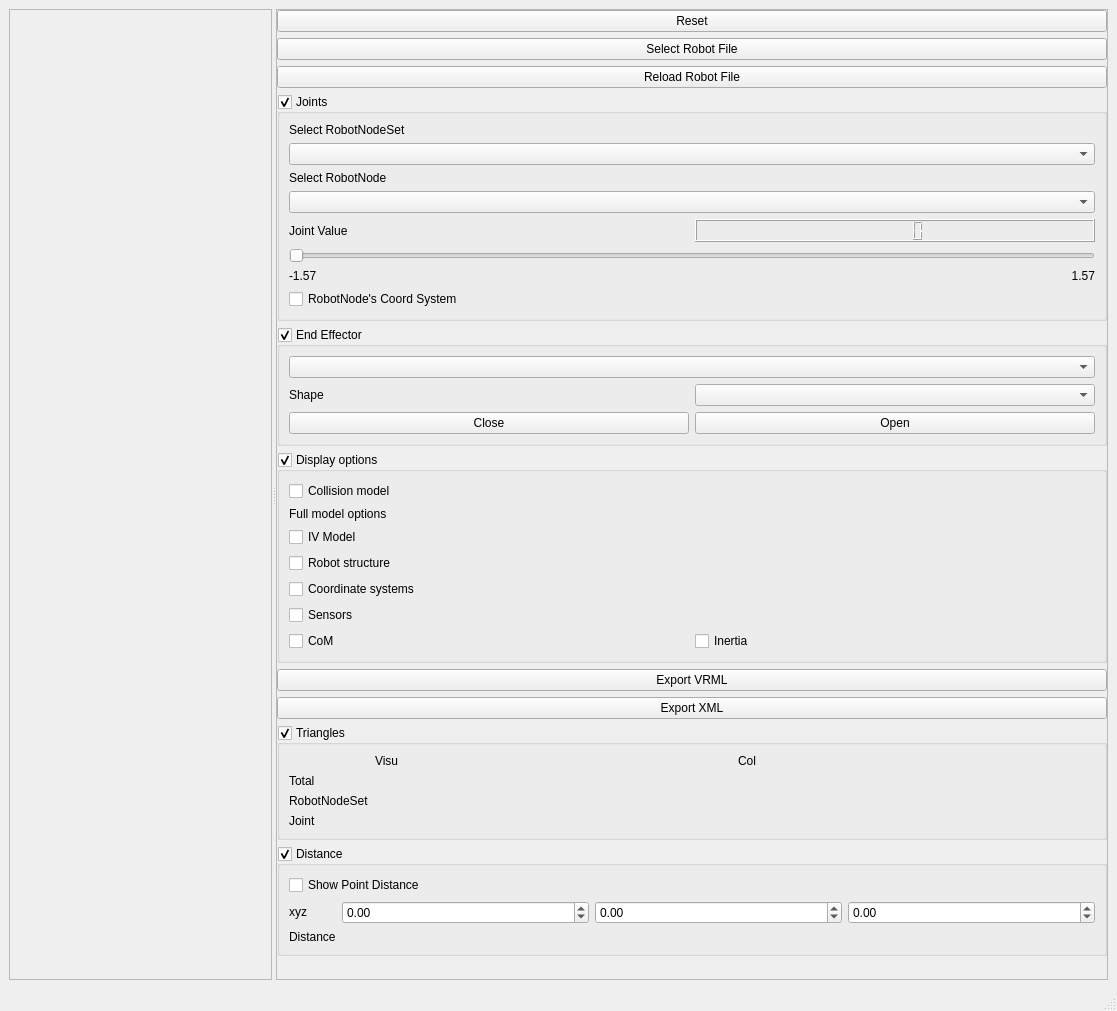
The window that VirtualRobot/examples/RobotViewer/RobotViewer.ui (ctrl-shift-C-V/aurmr_simox_script) describes before a commit, drawn with Qt 5.
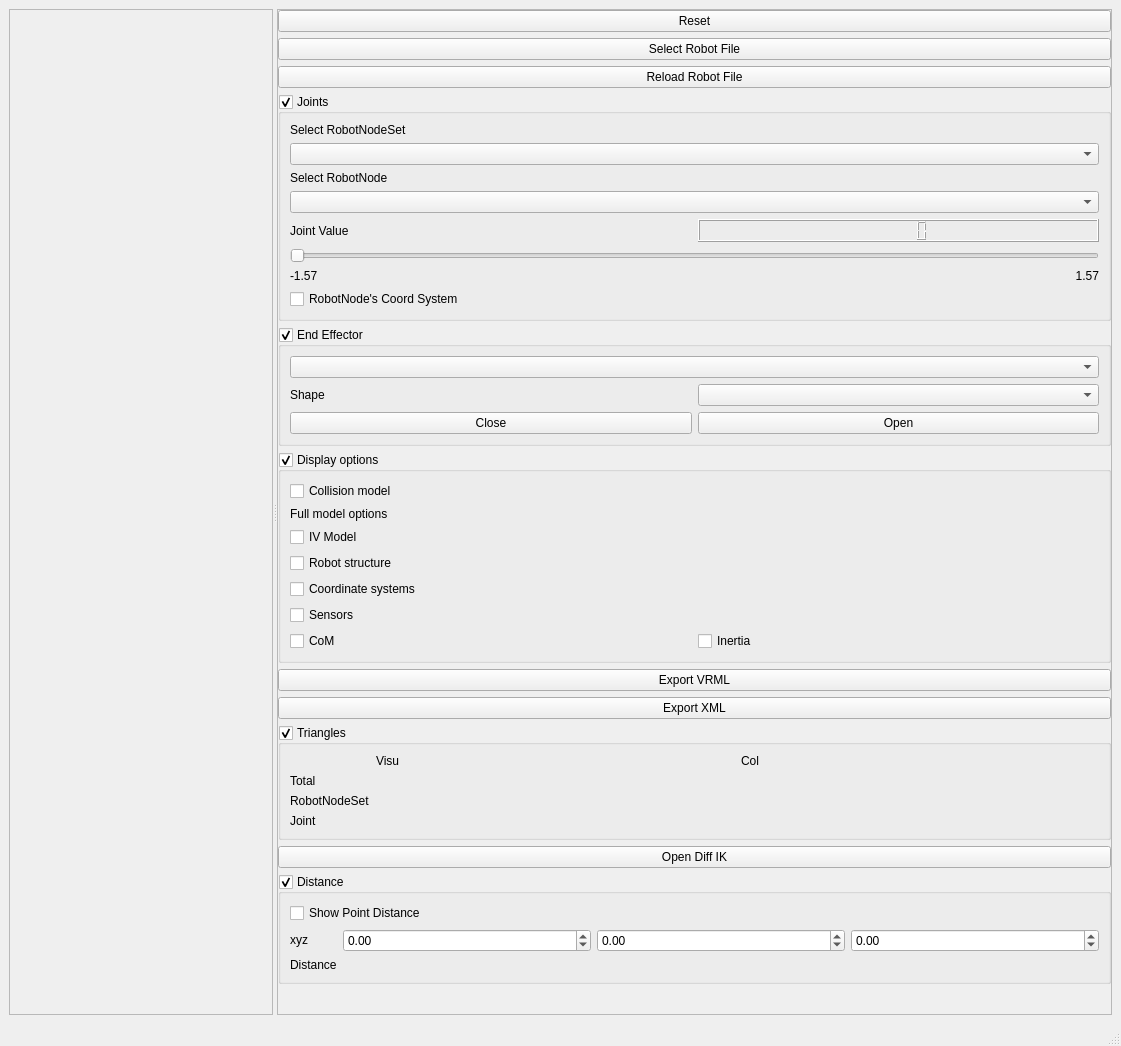
The same window after the commit.

Commit message: Added manipulability tracking, composite diff ik, soechting nullspace constraints and an example graphical user interface in RobotViewer

What changed in the file:
```diff
--- a/VirtualRobot/examples/RobotViewer/RobotViewer.ui
+++ b/VirtualRobot/examples/RobotViewer/RobotViewer.ui
@@ -6,8 +6,8 @@
    <rect>
     <x>0</x>
     <y>0</y>
-    <width>1117</width>
-    <height>1011</height>
+    <width>1121</width>
+    <height>1046</height>
    </rect>
   </property>
   <property name="windowTitle">
@@ -21,6 +21,12 @@
        <enum>Qt::Horizontal</enum>
       </property>
       <widget class="QFrame" name="frameViewer">
+       <property name="sizePolicy">
+        <sizepolicy hsizetype="Expanding" vsizetype="Preferred">
+         <horstretch>0</horstretch>
+         <verstretch>0</verstretch>
+        </sizepolicy>
+       </property>
        <property name="frameShape">
         <enum>QFrame::StyledPanel</enum>
        </property>
@@ -30,7 +36,7 @@
       </widget>
       <widget class="QScrollArea" name="scrollArea">
        <property name="sizePolicy">
-        <sizepolicy hsizetype="Minimum" vsizetype="Expanding">
+        <sizepolicy hsizetype="Preferred" vsizetype="Expanding">
          <horstretch>0</horstretch>
          <verstretch>0</verstretch>
         </sizepolicy>
@@ -44,7 +50,7 @@
           <x>0</x>
           <y>0</y>
           <width>841</width>
-          <height>1061</height>
+          <height>1092</height>
          </rect>
         </property>
         <layout class="QVBoxLayout" name="verticalLayout_3">
@@ -485,6 +491,13 @@
            </layout>
           </widget>
          </item>
+         <item>
+          <widget class="QPushButton" name="openDiffIKButton">
+           <property name="text">
+            <string>Open Diff IK</string>
+           </property>
+          </widget>
+         </item>
          <item>
           <widget class="QGroupBox" name="groupBoxDistance">
            <property name="title">
@@ -509,7 +522,7 @@
             <property name="spacing">
              <number>0</number>
             </property>
-            <item row="0" column="0">
+            <item row="1" column="0">
              <widget class="QWidget" name="widget_5" native="true">
               <layout class="QGridLayout" name="gridLayout_10">
                <item row="2" column="0">
```
Left out of the diff: 2 changed lines with no effect on the pictures. The commit also changes 36 other files.
